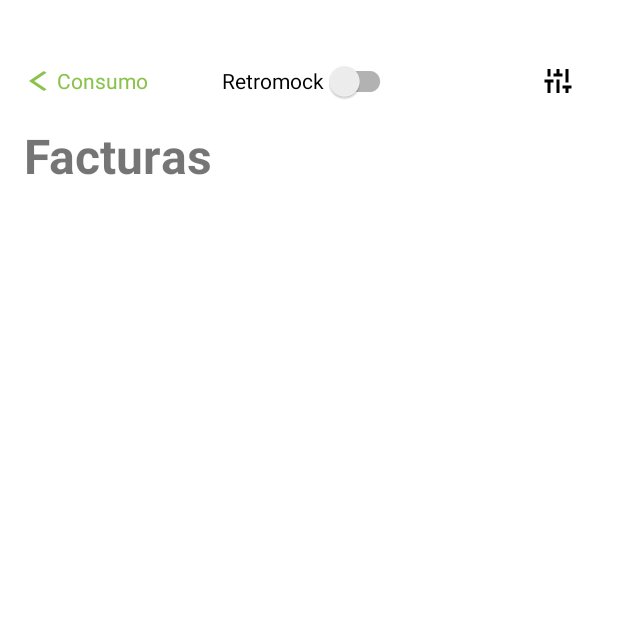
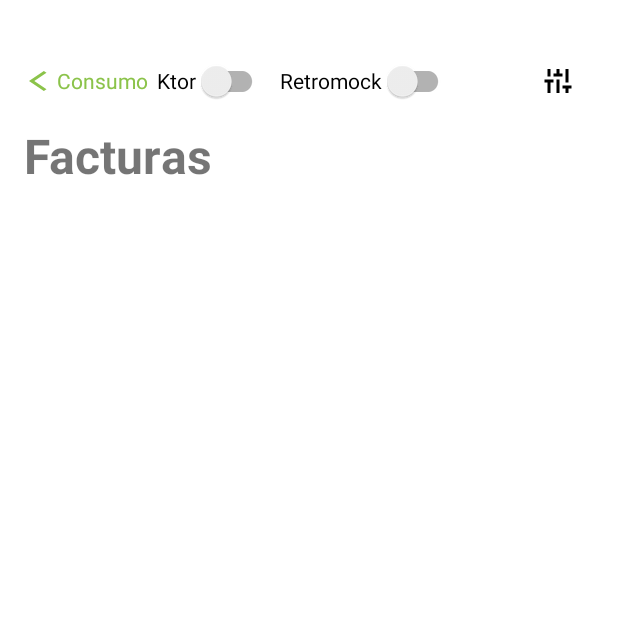
Before and after one commit to SmokeyBirdzz/PracticaFCT, an Android app: the FragmentListadoFacturas screen opened directly, with no data from a screen before it, on a phone screen of 412 x 824 dp, the top half of it. Run offline under Robolectric (Android 15) with nearby library versions, the phone set to English and light mode, and no system bars; our stand-ins replace Room's generated code.

Commit message:
Ktor en proceso

```diff
--- a/app/src/main/java/com/smokey/practicafct/ui/activities/ForgotPasswordActivity.kt
+++ b/app/src/main/java/com/smokey/practicafct/ui/activities/ForgotPasswordActivity.kt
@@ -5,10 +5,7 @@ import android.os.Bundle
 import android.widget.Button
 import android.widget.EditText
 import android.widget.Toast
-import androidx.activity.enableEdgeToEdge
 import androidx.appcompat.app.AppCompatActivity
-import androidx.core.view.ViewCompat
-import androidx.core.view.WindowInsetsCompat
 import com.google.firebase.auth.FirebaseAuth
 import com.smokey.practicafct.R
 
--- a/app/src/main/res/layout/fragment_listado_facturas.xml
+++ b/app/src/main/res/layout/fragment_listado_facturas.xml
@@ -26,6 +26,7 @@
 
             <TextView
                 android:id="@+id/tvConsumo"
+                android:layout_marginEnd="6dp"
                 android:layout_width="wrap_content"
                 android:layout_height="wrap_content"
                 android:text="@string/consumo"
@@ -38,6 +39,13 @@
                 android:layout_gravity="center"
                 android:checked="false"
                 android:text="@string/retromock" />
+            <androidx.appcompat.widget.SwitchCompat
+                android:layout_width="wrap_content"
+                android:id="@+id/btnKtor"
+                android:layout_marginHorizontal="8dp"
+                android:layout_height="match_parent"
+                android:text="Ktor"
+                />
 
             <ImageButton
                 android:id="@+id/toolbarImageButton"
```
Also changed, not shown: app/build.gradle.kts (+14 -8 lines), app/src/main/java/com/smokey/practicafct/core/network/KtorClient.kt (added, +26 -0 lines), app/src/main/java/com/smokey/practicafct/data/ktor/FacturaService.kt (added, +17 -0 lines), gradle/libs.versions.toml (+5 -2 lines).
